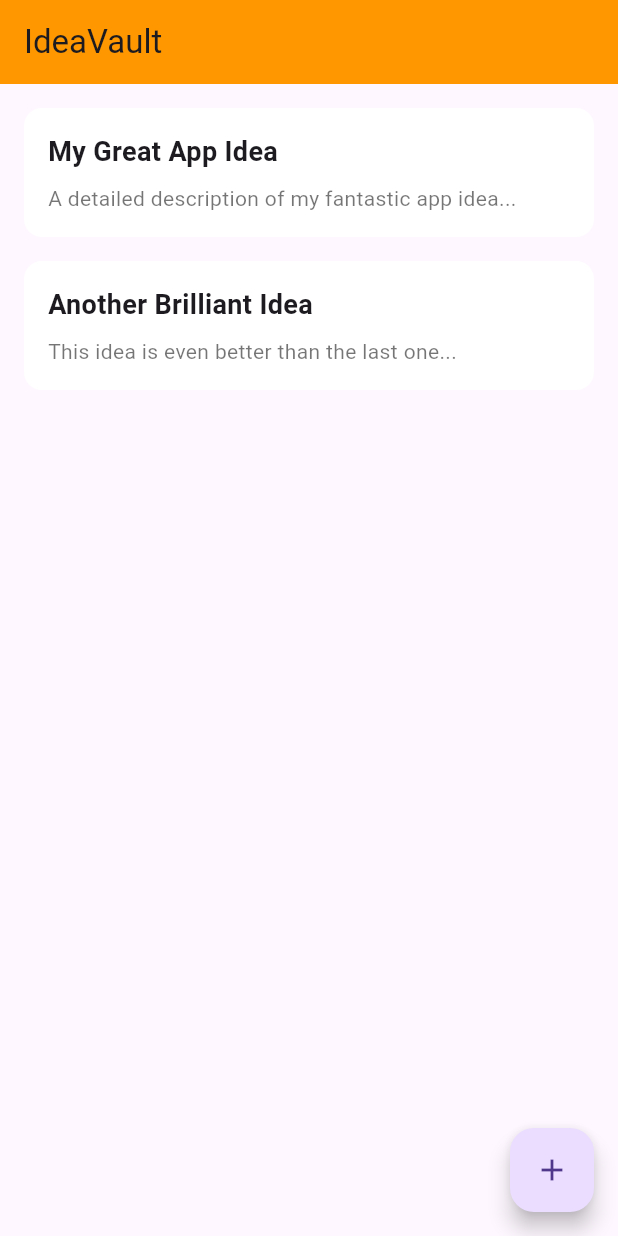
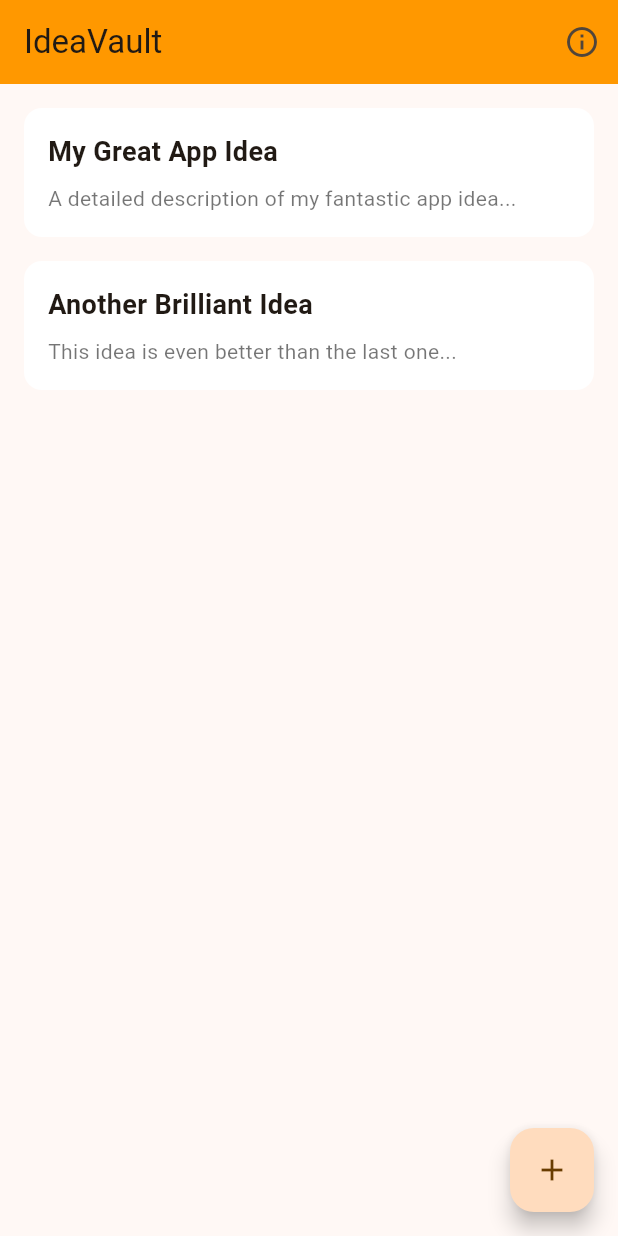
Before and after one commit to Veeqy/ideavault, a Flutter app: the screen it shows after launch, on a phone screen of 412 x 824 dp. Run offline on Flutter 3.47's test engine with Material 3 defaults, Android fonts, the phone set to English and light mode, and no system bars; our stand-ins replace go_router.

```diff
--- /dev/null
+++ b/lib/core/routing/app_route_names.dart
@@ -0,0 +1,5 @@
+class AppRouteNames {
+  static const String home = 'home';
+  static const String newIdea = 'new-idea';
+  static const String about = 'about';
+}
--- /dev/null
+++ b/lib/core/routing/app_router.dart
@@ -0,0 +1,32 @@
+// import 'package:flutter/material.dart';
+import 'package:go_router/go_router.dart';
+import 'package:ideavault/core/common_widgets/not_found_screen.dart';
+import 'package:ideavault/core/routing/app_route_names.dart';
+import 'package:ideavault/features/ideas/presentation/screens/about_screen.dart';
+import 'package:ideavault/features/ideas/presentation/screens/add_edit_idea_screen.dart';
+import 'package:ideavault/features/ideas/presentation/screens/home_screen.dart';
+
+final appRouter = GoRouter(
+  initialLocation: '/',
+  errorBuilder: (context, state) => const NotFoundScreen(),
+  // errorPageBuilder: (context, state) => MaterialPage(
+  //         key: state.pageKey,
+  //         child:NotFoundScreen(),),
+  routes: [
+    GoRoute(
+      path: '/',
+      name: AppRouteNames.home,
+      builder: (context, state) => const HomeScreen(),
+    ),
+    GoRoute(
+      path: '/new-idea',
+      name: AppRouteNames.newIdea,
+      builder: (context, state) => const AddEditIdeaScreen(),
+    ),
+    GoRoute(
+        path: '/about',
+        name: AppRouteNames.about,
+        builder: (context, state) => const AboutScreen(),
+    ),
+  ],
+);
--- a/lib/core/utils/app_colors.dart
+++ b/lib/core/utils/app_colors.dart
@@ -1,5 +1,6 @@
 import 'package:flutter/material.dart';
 
+// A central place for all our app's colors.
 class AppColors {
   static const Color primary = Colors.orange;
   static const Color background = Color(0xFFF4F4F4);
--- a/lib/features/ideas/presentation/screens/home_screen.dart
+++ b/lib/features/ideas/presentation/screens/home_screen.dart
@@ -1,7 +1,7 @@
-
 import 'package:flutter/material.dart';
+import 'package:ideavault/core/routing/app_route_names.dart';
 import 'package:ideavault/features/ideas/presentation/widgets/idea_card.dart';
-
+import 'package:go_router/go_router.dart';
 class HomeScreen extends StatelessWidget {
   const HomeScreen({super.key});
 
@@ -11,11 +11,19 @@ class HomeScreen extends StatelessWidget {
       appBar: AppBar(
         backgroundColor: Colors.orange,
         title: const Text('IdeaVault'),
+        actions: [
+          IconButton(
+            icon: const Icon(Icons.info_outline),
+            onPressed: () {
+             context.pushNamed(AppRouteNames.about);
+            },
+          )
+        ],
       ),
       body: ListView(
         padding: EdgeInsets.all(16.0),
-        children: const[
-    IdeaCard(
+        children: [
+          const IdeaCard(
             title: 'My Great App Idea',
             content: 'A detailed description of my fantastic app idea...',
           ),
@@ -27,7 +35,10 @@ class HomeScreen extends StatelessWidget {
         ],
       ),
       floatingActionButton: FloatingActionButton(
-        onPressed: () {},
+        onPressed: (){
+            // context.pushNamed(AppRouteNames.newIdea);
+            context.push('/new-idea');
+        },
         child: const Icon(Icons.add),
       ),
     );
--- a/lib/features/ideas/presentation/widgets/idea_card.dart
+++ b/lib/features/ideas/presentation/widgets/idea_card.dart
@@ -1,46 +1,13 @@
 import 'package:flutter/material.dart';
-
 
 class IdeaCard extends StatelessWidget {
   final String title;
   final String content;
 
-  const IdeaCard({
-    super.key,
-    required this.title,
-    required this.content,
-  });
+  const IdeaCard({super.key, required this.title, required this.content});
 
   @override
   Widget build(BuildContext context) {
-   Container(
-            padding: const EdgeInsets.all(16.0),
-            decoration: BoxDecoration(
-              color: Colors.white,
-              borderRadius: BorderRadius.circular(12.0),
-              boxShadow: [
-                BoxShadow(
-                  color: Colors.grey.withOpacity(0.2),
-                  spreadRadius: 2,
-                  blurRadius: 5,
-                ),
-              ],
-            ),
-            child: Column(
-              crossAxisAlignment: CrossAxisAlignment.start,
-              children: [
-                Text(
-                  'My Great App Idea',
-                  style: TextStyle(fontSize: 18.0, fontWeight: FontWeight.bold),
-                ),
-                SizedBox(height: 8.0),
-                Text(
-                  'A detailed description of my fantastic app idea goes here.',
-                  style: TextStyle(fontSize: 14.0, color: Colors.black54),
-                ),
-              ],
-            ),
-          );
     return Container(
       padding: const EdgeInsets.all(16.0),
       decoration: BoxDecoration(
@@ -54,10 +21,7 @@ class IdeaCard extends StatelessWidget {
           // Now, replace the hardcoded text with our widget's properties
           Text(
             title,
-            style: const TextStyle(
-              fontSize: 18.0,
-              fontWeight: FontWeight.bold,
-            ),
+            style: const TextStyle(fontSize: 18.0, fontWeight: FontWeight.bold),
           ),
           const SizedBox(height: 8.0),
           Text(
--- a/lib/main.dart
+++ b/lib/main.dart
@@ -1,5 +1,6 @@
 import 'package:flutter/material.dart';
 import 'package:ideavault/features/ideas/presentation/screens/home_screen.dart';
+import 'package:ideavault/core/routing/app_router.dart';
 
 void main() {
   runApp(const MyApp());
@@ -10,10 +11,14 @@ class MyApp extends StatelessWidget {
 
   @override
   Widget build(BuildContext context) {
-    return const MaterialApp(
+    return MaterialApp.router(
       debugShowCheckedModeBanner: false,
       title: 'IdeaVault',
-      home: HomeScreen(),
+      routerConfig: appRouter, // Use our router
+      theme: ThemeData(
+        colorScheme: ColorScheme.fromSeed(seedColor: Colors.orange),
+        useMaterial3: true,
+      ),
     );
   }
 }
```
Also changed, not shown: lib/core/common_widgets/not_found_screen.dart (added, +14 -0 lines), lib/core/utils/app_styles.dart (+18 -0 lines), lib/features/ideas/presentation/screens/about_screen.dart (added, +16 -0 lines), lib/features/profile/presentation/widgets/profile_card.dart (added, +37 -0 lines), pubspec.yaml (+7 -9 lines), pubspec.lock. Lines whose indentation alone changed are shown as unchanged.
